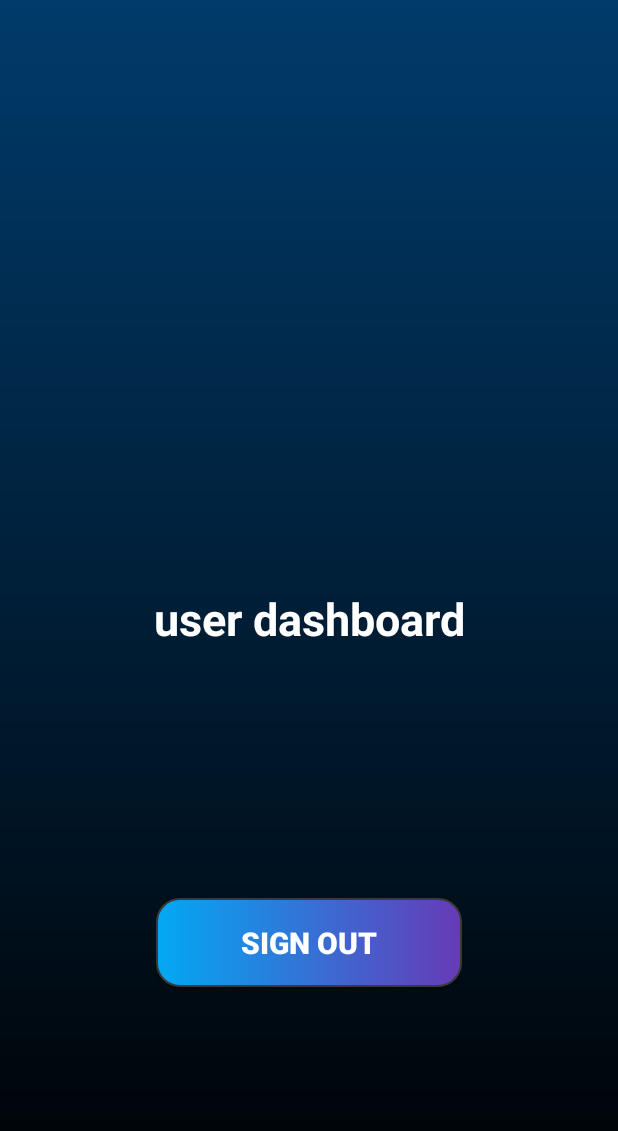
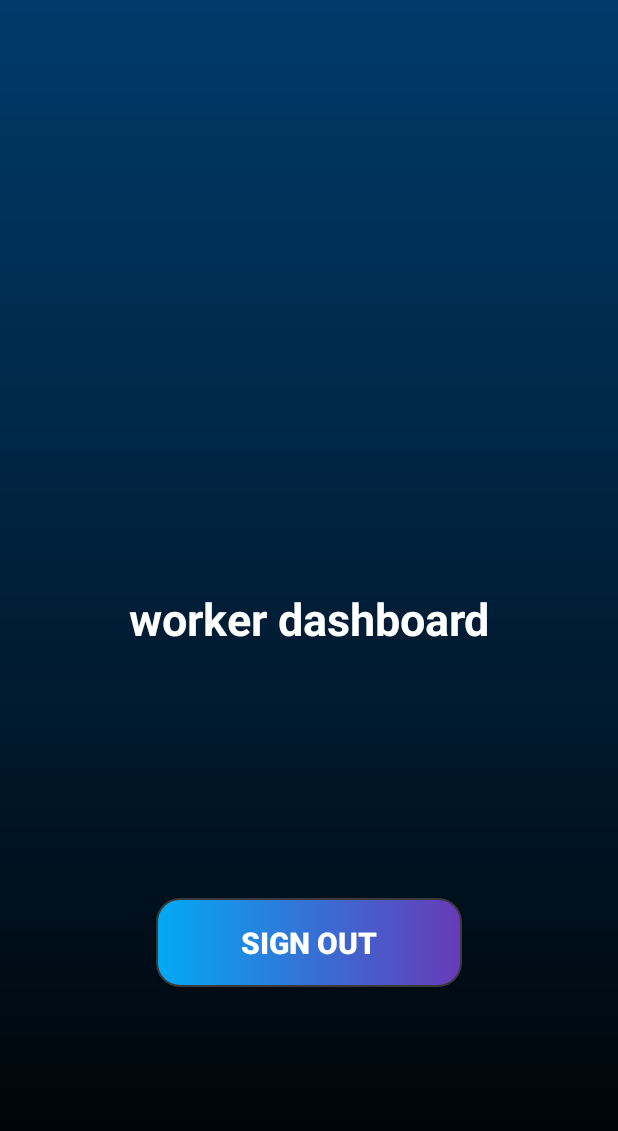
Before and after one commit to Umair00756/FixFinder, an Android app: the dashboardWorker screen opened directly, with no data from a screen before it, on a phone screen of 412 x 824 dp. Shown: the top 1131 px of the screen. Run offline under Robolectric (Android 15) with nearby library versions, the phone set to English and light mode, and no system bars; our stand-ins replace Firebase (no records; nobody signed in at launch, a user with empty details on screens opened directly).

Commit message:
screens linking + login fixed

```diff
--- a/app/src/main/AndroidManifest.xml
+++ b/app/src/main/AndroidManifest.xml
@@ -13,7 +13,7 @@
         android:theme="@style/Theme.FixFinder"
         tools:targetApi="31">
         <activity
-            android:name=".MainActivity2"
+            android:name=".dashboardUser"
             android:exported="false" />
         <activity
             android:name=".MainActivity"
@@ -25,12 +25,8 @@
             </intent-filter>
         </activity>
         <activity android:name=".userSignupActivity" />
-        <activity android:name=".serviceProviderSignup" />
         <activity android:name=".userLogin" />
-        <activity android:name=".workerLogin" />
-        <activity android:name=".dashboardUser" />
         <activity android:name=".dashboardWorker" />
-        <activity android:name=".workerSignup" />
     </application>
 
 </manifest>
--- a/app/src/main/java/com/example/fixfinder/MainActivity.java
+++ b/app/src/main/java/com/example/fixfinder/MainActivity.java
@@ -28,7 +28,7 @@ public class MainActivity extends AppCompatActivity {
         user.setOnClickListener(new View.OnClickListener() {
             @Override
             public void onClick(View v) {
-                Intent intent = new Intent(MainActivity.this,userSignupActivity.class);
+                Intent intent = new Intent(MainActivity.this, dashboardUser.class);
                 startActivity(intent);
             }
         });
--- a/app/src/main/java/com/example/fixfinder/dashboardUser.java
+++ b/app/src/main/java/com/example/fixfinder/dashboardWorker.java
@@ -4,20 +4,15 @@ import android.content.Intent;
 import android.os.Bundle;
 import android.view.View;
 import android.widget.Button;
-import android.widget.EditText;
 import android.widget.TextView;
 
 import androidx.activity.EdgeToEdge;
 import androidx.appcompat.app.AppCompatActivity;
-import androidx.core.graphics.Insets;
-import androidx.core.view.ViewCompat;
-import androidx.core.view.WindowInsetsCompat;
 
-import com.google.android.material.textfield.TextInputEditText;
 import com.google.firebase.auth.FirebaseAuth;
 import com.google.firebase.auth.FirebaseUser;
 
-public class dashboardUser extends AppCompatActivity {
+public class dashboardWorker extends AppCompatActivity {
 
     FirebaseAuth auth;
     Button btn;
@@ -27,7 +22,7 @@ public class dashboardUser extends AppCompatActivity {
     protected void onCreate(Bundle savedInstanceState) {
         super.onCreate(savedInstanceState);
         EdgeToEdge.enable(this);
-        setContentView(R.layout.dashboard_user);
+        setContentView(R.layout.dashboard_worker);
 
         auth = FirebaseAuth.getInstance();
         btn = findViewById(R.id.button5);
--- a/app/src/main/java/com/example/fixfinder/userLogin.java
+++ b/app/src/main/java/com/example/fixfinder/userLogin.java
@@ -35,7 +35,7 @@ public class userLogin extends AppCompatActivity {
         // Check if user is signed in (non-null) and update UI accordingly.
         FirebaseUser currentUser = mAuth.getCurrentUser();
         if (currentUser != null) {
-            Intent intent = new Intent(getApplicationContext(), dashboardUser.class);
+            Intent intent = new Intent(getApplicationContext(), dashboardWorker.class);
             startActivity(intent);
             finish();
         }
@@ -80,7 +80,7 @@ public class userLogin extends AppCompatActivity {
                                 if (task.isSuccessful()) {
                                     Toast.makeText(userLogin.this, "Login successful",
                                             Toast.LENGTH_SHORT).show();
-                                    Intent intent = new Intent(getApplicationContext(), dashboardUser.class);
+                                    Intent intent = new Intent(getApplicationContext(), dashboardWorker.class);
                                     startActivity(intent);
                                     finish();
                                 } else {
--- a/app/src/main/res/layout/activity_main.xml
+++ b/app/src/main/res/layout/activity_main.xml
@@ -17,7 +17,7 @@
         android:layout_height="60dp"
         android:background="@drawable/btn"
         android:backgroundTint="@null"
-        android:text="SignUp"
+        android:text="Continue as User."
         android:textColor="@color/white"
         android:textSize="20sp"
         android:textStyle="bold"
@@ -33,7 +33,7 @@
         android:layout_width="300dp"
         android:layout_height="60dp"
         android:background="@drawable/btn"
-        android:text="Login"
+        android:text="Continue as Worker."
         android:textAllCaps="false"
         android:textColor="@color/white"
         android:textSize="20sp"
--- a/app/src/main/res/layout/dashboard_user.xml
+++ b/app/src/main/res/layout/dashboard_worker.xml
@@ -11,7 +11,7 @@
         android:id="@+id/textView3"
         android:layout_width="wrap_content"
         android:layout_height="wrap_content"
-        android:text="user dashboard"
+        android:text="worker dashboard"
         android:textColor="@color/white"
         android:textSize="30dp"
         android:textStyle="bold"
--- a/app/src/main/res/layout/user_login.xml
+++ b/app/src/main/res/layout/user_login.xml
@@ -23,14 +23,15 @@
     <EditText
         android:id="@+id/passwordLoginWorker"
         android:layout_width="310dp"
-        android:layout_height="wrap_content"
+        android:layout_height="48dp"
         android:height="50dp"
         android:background="@drawable/edit_text_bg"
         android:drawableStart="@drawable/pass_00000"
         android:hint="   Enter Password"
+        android:inputType="textPassword"
         android:paddingLeft="10dp"
+        android:textColorHint="@color/white"
         android:textSize="16dp"
-        android:textColorHint="@color/white"
         app:layout_constraintBottom_toBottomOf="parent"
         app:layout_constraintEnd_toEndOf="parent"
         app:layout_constraintHorizontal_bias="0.475"
--- a/app/src/main/res/layout/user_signup.xml
+++ b/app/src/main/res/layout/user_signup.xml
@@ -28,6 +28,7 @@
         android:background="@drawable/edit_text_bg"
         android:drawableStart="@drawable/pass_00000"
         android:hint="   Enter Password"
+        android:inputType="textPassword"
         android:paddingLeft="10dp"
         android:textSize="16dp"
         android:textColorHint="@color/white"
@@ -93,8 +94,8 @@
         android:id="@+id/textView"
         android:layout_width="wrap_content"
         android:layout_height="wrap_content"
-        android:text="User SignUp"
         android:fontFamily="@font/poopins_extrabold"
+        android:text="Worker SignUp"
         android:textColor="@color/white"
         android:textSize="30dp"
         android:textStyle="bold"
--- a/gradle/libs.versions.toml
+++ b/gradle/libs.versions.toml
@@ -1,5 +1,5 @@
 [versions]
-agp = "8.9.2"
+agp = "8.10.1"
 junit = "4.13.2"
 junitVersion = "1.2.1"
 espressoCore = "3.6.1"
```
